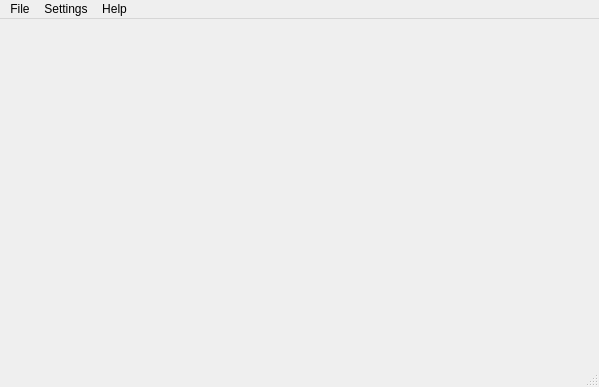
Above: src/bioData.ui from mariasom/diplomovka before the change. Below: the same form after it.
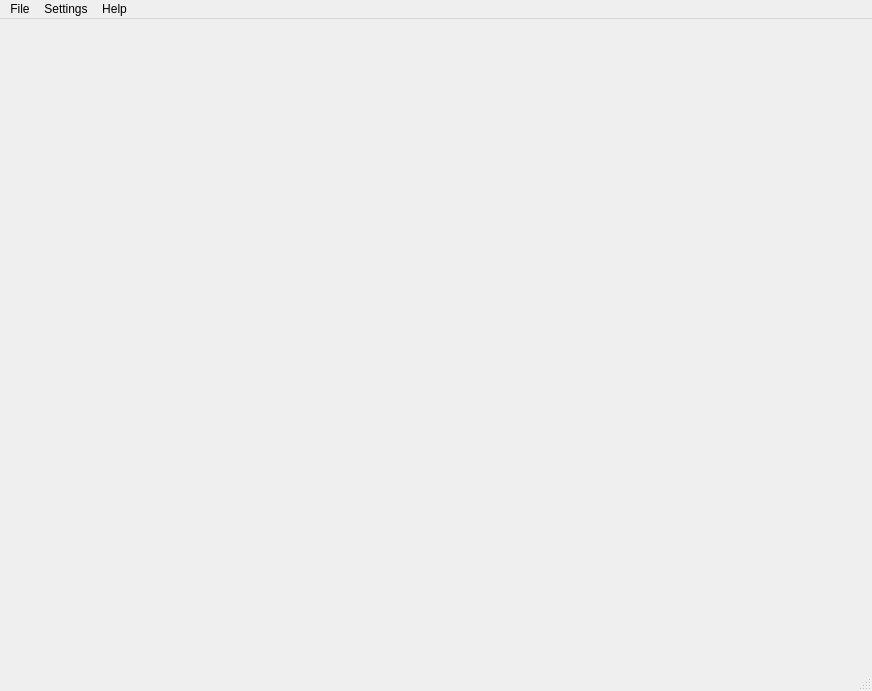
That is the form after the change.

What changed in the file:
```diff
--- a/src/bioData.ui
+++ b/src/bioData.ui
@@ -6,8 +6,8 @@
    <rect>
     <x>0</x>
     <y>0</y>
-    <width>599</width>
-    <height>387</height>
+    <width>872</width>
+    <height>691</height>
    </rect>
   </property>
   <property name="windowTitle">
@@ -21,7 +21,7 @@
     <rect>
      <x>0</x>
      <y>0</y>
-     <width>599</width>
+     <width>872</width>
      <height>21</height>
     </rect>
    </property>
```
Left out of the diff: 167 changed lines with no effect on the pictures.
